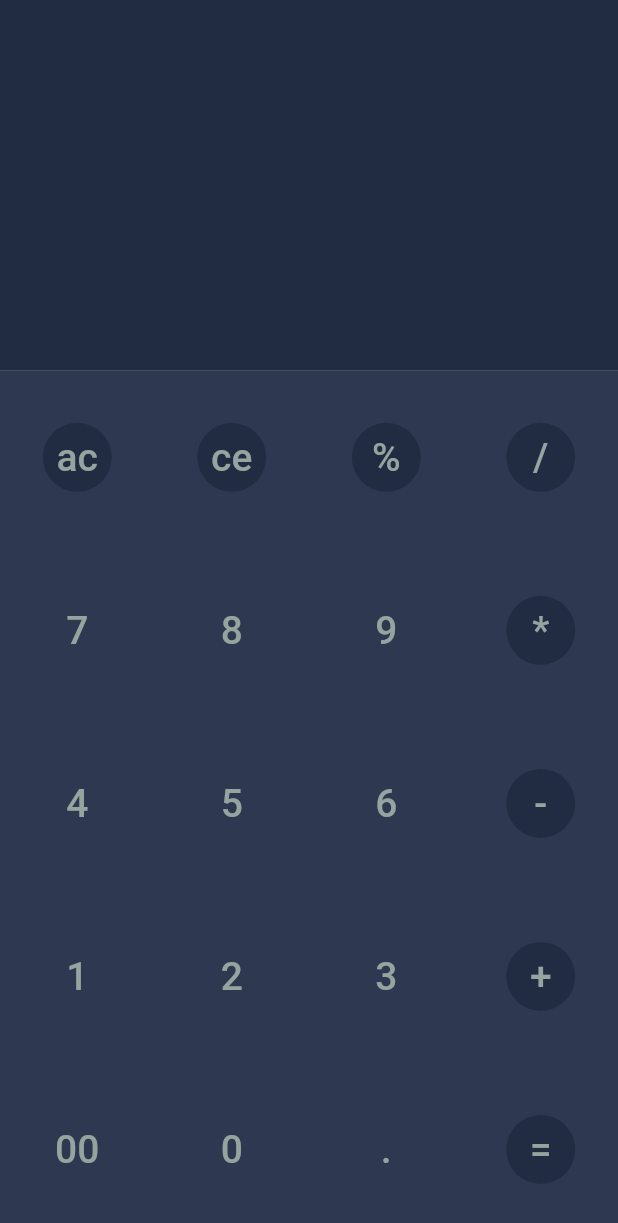
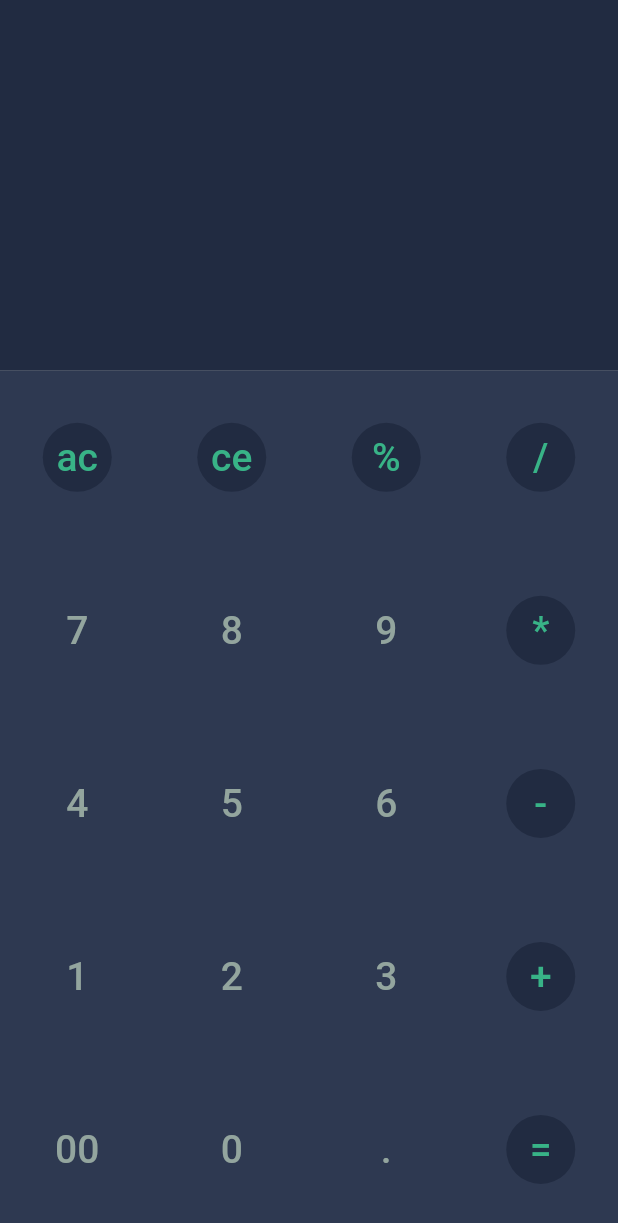
Before and after one commit to alikazemidev/calcu_flutter_vip, a Flutter app: the screen it shows after launch, after a tap on "ac", on a phone screen of 412 x 824 dp. Shown: the top 1223 px of the screen. Run offline on Flutter 3.47's test engine with Material 2 defaults, Android fonts, the phone set to English and light mode, and no system bars; our stand-ins replace math_expressions.

Commit message:
complete add just one bug left (multiple operation add) to fix

```diff
--- a/lib/constants.dart
+++ b/lib/constants.dart
@@ -1,4 +1,5 @@
 import 'package:flutter/material.dart';
+
 
 final Color textGreen = Color(0xff38b387);
 final Color textGrey = Color(0xff93a59e);
--- a/lib/main.dart
+++ b/lib/main.dart
@@ -1,5 +1,6 @@
 import 'package:calcu_vip_flutter/constants.dart';
 import 'package:flutter/material.dart';
+import 'package:math_expressions/math_expressions.dart';
 
 void main() {
   runApp(const MyApp());
@@ -17,8 +18,147 @@ class MyApp extends StatelessWidget {
   }
 }
 
-class HomePage extends StatelessWidget {
-  const HomePage({Key? key}) : super(key: key);
+class HomePage extends StatefulWidget {
+  @override
+  State<HomePage> createState() => _HomePageState();
+}
+
+class _HomePageState extends State<HomePage> {
+  String outPut = '';
+  var _result = '';
+
+// *get operator
+  bool isOperator(String text) {
+    var opeatorList = ['ac', 'ce', '%', '/', '=', '+', '-', '*'];
+    for (var item in opeatorList) {
+      if (text == item) {
+        return true;
+      }
+    }
+    return false;
+  }
+
+  void _showOutPut(String text) {
+    setState(() {
+      outPut = outPut + text;
+    });
+  }
+
+// *row item
+  Widget _rowItem(String text1, String text2, String text3, String text4) {
+    return Row(
+      mainAxisAlignment: MainAxisAlignment.spaceAround,
+      children: [
+        TextButton(
+          style: isOperator(text1)
+              ? TextButton.styleFrom(
+                  primary: textGreen,
+                  backgroundColor: backgroundGreyDark,
+                  shape: CircleBorder(),
+                )
+              : null,
+          onPressed: () {
+            if (text1 == 'ac') {
+              setState(() {
+                _result = '';
+                outPut = '';
+              });
+            } else {
+              _showOutPut(text1);
+            }
+          },
+          child: Text(
+            text1,
+            textAlign: TextAlign.center,
+            style: TextStyle(
+              fontSize: 26,
+              color: isOperator(text1) ? textGreen : textGrey,
+            ),
+          ),
+        ),
+        TextButton(
+          style: isOperator(text2)
+              ? TextButton.styleFrom(
+                  primary: textGreen,
+                  backgroundColor: backgroundGreyDark,
+                  shape: CircleBorder(),
+                )
+              : null,
+          onPressed: () {
+            if (text2 == 'ce') {
+              setState(() {
+                if (outPut.length > 0) {
+                  outPut = outPut.substring(0, outPut.length - 1);
+                }
+              });
+            } else {
+              _showOutPut(text2);
+            }
+          },
+          child: Text(
+            text2,
+            textAlign: TextAlign.center,
+            style: TextStyle(
+              fontSize: 26,
+              color: isOperator(text2) ? textGreen : textGrey,
+            ),
+          ),
+        ),
+        TextButton(
+          style: isOperator(text3)
+              ? TextButton.styleFrom(
+                  backgroundColor: backgroundGreyDark,
+                  shape: CircleBorder(),
+                )
+              : null,
+          onPressed: () {
+            _showOutPut(text3);
+          },
+          child: Text(
+            text3,
+            textAlign: TextAlign.center,
+            style: TextStyle(
+              fontSize: 26,
+              color: isOperator(text3) ? textGreen : textGrey,
+            ),
+          ),
+        ),
+        TextButton(
+          style: isOperator(text4)
+              ? TextButton.styleFrom(
+                  primary: textGreen,
+                  backgroundColor: backgroundGreyDark,
+                  shape: CircleBorder(),
+                )
+              : null,
+          onPressed: () {
+            if (text4 == '=') {
+              if (!_result.isEmpty) {
+                return;
+              }
+              var parser = Parser();
+              Expression expression = parser.parse(outPut);
+              ContextModel contextModel = ContextModel();
+              var result =
+                  expression.evaluate(EvaluationType.REAL, contextModel);
+              setState(() {
+                _result = result.toString();
+              });
+            }
+            _showOutPut(text4);
+          },
+          child: Text(
+            text4,
+            textAlign: TextAlign.center,
+            style: TextStyle(
+              fontSize: 26,
+              color: isOperator(text4) ? textGreen : textGrey,
+            ),
+          ),
+        ),
+      ],
+    );
+  }
 
   @override
   Widget build(BuildContext context) {
@@ -30,6 +170,35 @@ class HomePage extends StatelessWidget {
               flex: 3,
               child: Container(
                 color: backgroundGreyDark,
+                child: Column(
+                  crossAxisAlignment: CrossAxisAlignment.stretch,
+                  children: [
+                    Padding(
+                      padding: const EdgeInsets.all(8.0),
+                      child: Text(
+                        outPut,
+                        textAlign: TextAlign.end,
+                        style: TextStyle(
+                          fontWeight: FontWeight.bold,
+                          fontSize: 28,
+                          color: textGreen,
+                        ),
+                      ),
+                    ),
+                    Padding(
+                      padding: const EdgeInsets.all(8.0),
+                      child: Text(
+                        _result,
+                        textAlign: TextAlign.end,
+                        style: TextStyle(
+                          fontWeight: FontWeight.bold,
+                          fontSize: 65,
+                          color: textGrey,
+                        ),
+                      ),
+                    ),
+                  ],
+                ),
               ),
             ),
             Expanded(
@@ -39,11 +208,11 @@ class HomePage extends StatelessWidget {
                   child: Column(
                     mainAxisAlignment: MainAxisAlignment.spaceAround,
                     children: [
-                      RowItem('ac', 'ce', '%', '/'),
-                      RowItem('7', '8', '9', '*'),
-                      RowItem('4', '5', '6', '-'),
-                      RowItem('1', '2', '3', '+'),
-                      RowItem('00', '0', '.', '='),
+                      _rowItem('ac', 'ce', '%', '/'),
+                      _rowItem('7', '8', '9', '*'),
+                      _rowItem('4', '5', '6', '-'),
+                      _rowItem('1', '2', '3', '+'),
+                      _rowItem('00', '0', '.', '='),
                     ],
                   )),
             ),
@@ -53,108 +222,3 @@ class HomePage extends StatelessWidget {
     );
   }
 }
-
-// *row item
-class RowItem extends StatelessWidget {
-  final String? text1;
-  final String? text2;
-  final String? text3;
-  final String? text4;
-  RowItem(
-    this.text1,
-    this.text2,
-    this.text3,
-    this.text4,
-  );
-
-  bool isOperator(String text) {
-    var opeatorList = ['ac', 'ce', '%', '/', '=', '+', '-', '*'];
-    for (var item in opeatorList) {
-      if (text == item) {
-        return true;
-      }
-    }
-    return false;
-  }
-
-  @override
-  Widget build(BuildContext context) {
-    return Row(
-      mainAxisAlignment: MainAxisAlignment.spaceAround,
-      children: [
-        TextButton(
-          style: isOperator(text1!)
-              ? TextButton.styleFrom(
-                  primary: textGreen,
-                  backgroundColor: backgroundGreyDark,
-                  shape: CircleBorder(),
-                )
-              : null,
-          onPressed: () {},
-          child: Text(
-            text1!,
-            textAlign: TextAlign.center,
-            style: TextStyle(
-              fontSize: 26,
-              color: textGrey,
-            ),
-          ),
-        ),
-        TextButton(
-          style: isOperator(text2!)
-              ? TextButton.styleFrom(
-                  primary: textGreen,
-                  backgroundColor: backgroundGreyDark,
-                  shape: CircleBorder(),
-                )
-              : null,
-          onPressed: () {},
-          child: Text(
-            text2!,
-            textAlign: TextAlign.center,
-            style: TextStyle(
-              fontSize: 26,
-              color: textGrey,
-            ),
-          ),
-        ),
-        TextButton(
-          style: isOperator(text3!)
-              ? TextButton.styleFrom(
-                  primary: textGreen,
-                  backgroundColor: backgroundGreyDark,
-                  shape: CircleBorder(),
-                )
-              : null,
-          onPressed: () {},
-          child: Text(
-            text3!,
-            textAlign: TextAlign.center,
-            style: TextStyle(
-              fontSize: 26,
-              color: textGrey,
-            ),
-          ),
-        ),
-        TextButton(
-          style: isOperator(text4!)
-              ? TextButton.styleFrom(
-                  primary: textGreen,
-                  backgroundColor: backgroundGreyDark,
-                  shape: CircleBorder(),
-                )
-              : null,
-          onPressed: () {},
-          child: Text(
-            text4!,
-            textAlign: TextAlign.center,
-            style: TextStyle(
-              fontSize: 26,
-              color: textGrey,
-            ),
-          ),
-        ),
-      ],
-    );
-  }
-}
```
Also changed, not shown: pubspec.yaml (+2 -13 lines), pubspec.lock.
